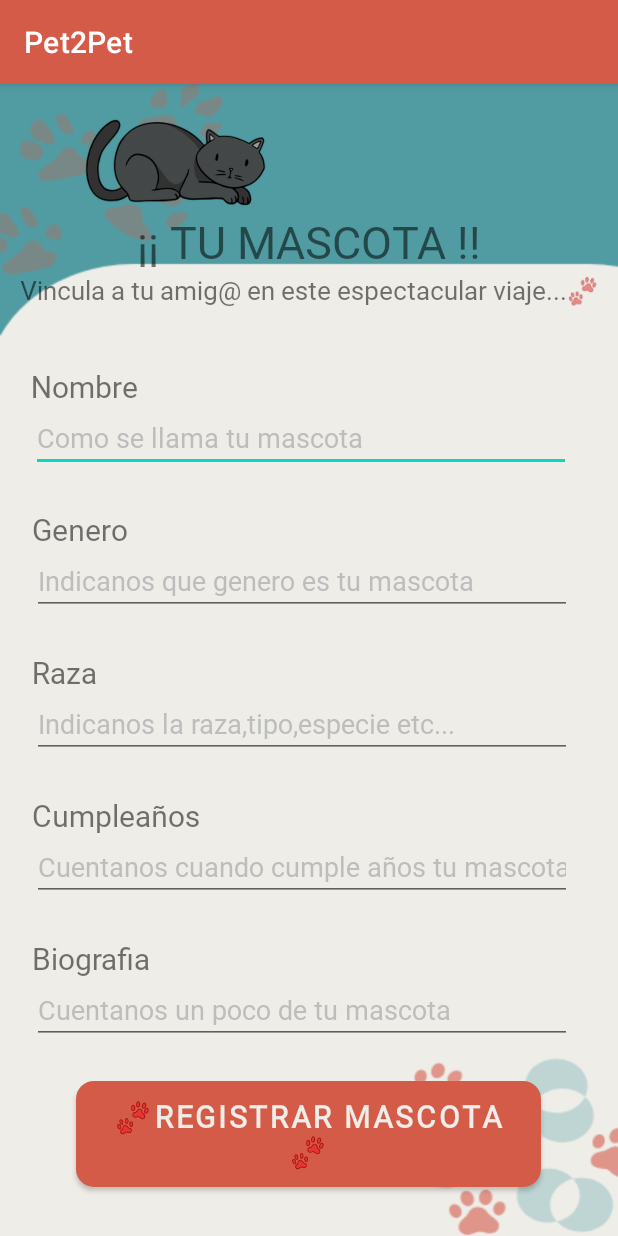
After one commit to ShheNNa01/Pet2PetDevAndroid, an Android app: the fragment RegisterPet shown on its own in the app's theme, on a phone screen of 412 x 824 dp. The commit adds this screen. Run offline under Robolectric (Android 15) with nearby library versions, the phone set to English and light mode, and no system bars.

Commit message:
Se implementa apartado, para la creacion de mascotas Fullstack

```diff
--- /dev/null
+++ b/Pet2Pet/app/src/main/java/com/example/frontpet2pet/ui/auth/register/RegisterPet.java
@@ -0,0 +1,66 @@
+package com.example.frontpet2pet.ui.auth.register;
+
+import android.os.Bundle;
+
+import androidx.fragment.app.Fragment;
+
+import android.view.LayoutInflater;
+import android.view.View;
+import android.view.ViewGroup;
+
+import com.example.frontpet2pet.R;
+
+/**
+ * A simple {@link Fragment} subclass.
+ * Use the {@link RegisterPet#newInstance} factory method to
+ * create an instance of this fragment.
+ */
+public class RegisterPet extends Fragment {
+
+    // TODO: Rename parameter arguments, choose names that match
+    // the fragment initialization parameters, e.g. ARG_ITEM_NUMBER
+    private static final String ARG_PARAM1 = "param1";
+    private static final String ARG_PARAM2 = "param2";
+
+    // TODO: Rename and change types of parameters
+    private String mParam1;
+    private String mParam2;
+
+    public RegisterPet() {
+        // Required empty public constructor
+    }
+
+    /**
+     * Use this factory method to create a new instance of
+     * this fragment using the provided parameters.
+     *
+     * @param param1 Parameter 1.
+     * @param param2 Parameter 2.
+     * @return A new instance of fragment RegisterPet.
+     */
+    // TODO: Rename and change types and number of parameters
+    public static RegisterPet newInstance(String param1, String param2) {
+        RegisterPet fragment = new RegisterPet();
+        Bundle args = new Bundle();
+        args.putString(ARG_PARAM1, param1);
+        args.putString(ARG_PARAM2, param2);
+        fragment.setArguments(args);
+        return fragment;
+    }
+
+    @Override
+    public void onCreate(Bundle savedInstanceState) {
+        super.onCreate(savedInstanceState);
+        if (getArguments() != null) {
+            mParam1 = getArguments().getString(ARG_PARAM1);
+            mParam2 = getArguments().getString(ARG_PARAM2);
+        }
+    }
+
+    @Override
+    public View onCreateView(LayoutInflater inflater, ViewGroup container,
+                             Bundle savedInstanceState) {
+        // Inflate the layout for this fragment
+        return inflater.inflate(R.layout.fragment_register_pet, container, false);
+    }
+}
--- /dev/null
+++ b/Pet2Pet/app/src/main/res/layout/fragment_register_pet.xml
@@ -0,0 +1,247 @@
+<?xml version="1.0" encoding="utf-8"?>
+<androidx.constraintlayout.widget.ConstraintLayout xmlns:android="http://schemas.android.com/apk/res/android"
+    xmlns:app="http://schemas.android.com/apk/res-auto"
+    xmlns:tools="http://schemas.android.com/tools"
+    android:id="@+id/main"
+    android:layout_width="match_parent"
+    android:layout_height="match_parent"
+    tools:context=".ui.auth.register.RegisterActivity"
+    android:background="@drawable/zpback"
+    >
+
+
+    <LinearLayout
+        android:id="@+id/linearLayout7"
+        android:layout_width="409dp"
+        android:layout_height="75dp"
+        android:layout_marginStart="1dp"
+        android:layout_marginTop="61dp"
+        android:layout_marginEnd="1dp"
+        android:layout_marginBottom="595dp"
+        android:gravity="center"
+        android:orientation="vertical"
+        app:layout_constraintBottom_toBottomOf="parent"
+        app:layout_constraintEnd_toEndOf="parent"
+        app:layout_constraintStart_toStartOf="parent"
+        app:layout_constraintTop_toTopOf="parent"
+        android:foregroundGravity="center">
+
+        <TextView
+            android:id="@+id/tvtitle"
+            android:layout_width="match_parent"
+            android:layout_height="wrap_content"
+            android:fontFamily="@font/baloo_tamma_regular"
+            android:text="¡¡ TU MASCOTA !!"
+            android:textAlignment="center"
+            android:textSize="30dp" />
+
+        <TextView
+            android:id="@+id/tvdescrip"
+            android:layout_width="match_parent"
+            android:layout_height="wrap_content"
+            android:fontFamily="@font/baloo_tamma_regular"
+            android:text="Vincula a tu amig@ en este espectacular viaje...🐾"
+            android:textAlignment="center"
+            android:textSize="17dp" />
+    </LinearLayout>
+
+
+    <ImageView
+        android:id="@+id/imgcat"
+        android:layout_width="234dp"
+        android:layout_height="130dp"
+        android:src="@drawable/cat"
+        app:layout_constraintBottom_toTopOf="@+id/linearLayout7"
+        app:layout_constraintTop_toTopOf="parent"
+        app:layout_constraintVertical_bias="0.275"
+        tools:ignore="MissingConstraints"
+        tools:layout_editor_absoluteX="161dp" />
+
+    <LinearLayout
+        android:id="@+id/lyname"
+        android:layout_width="409dp"
+        android:layout_height="75dp"
+        android:layout_marginTop="36dp"
+        android:layout_marginEnd="2dp"
+        android:layout_marginBottom="20dp"
+        android:orientation="vertical"
+        app:layout_constraintBottom_toTopOf="@+id/lyPass"
+        app:layout_constraintEnd_toEndOf="parent"
+        app:layout_constraintStart_toStartOf="parent"
+        app:layout_constraintTop_toBottomOf="@+id/linearLayout7">
+
+        <TextView
+            android:id="@+id/tvName"
+            android:layout_width="match_parent"
+            android:layout_height="25dp"
+            android:layout_marginLeft="20dp"
+            android:fontFamily="@font/baloo_tamma_regular"
+            android:text="Nombre"
+            android:textSize="20dp" />
+
+        <EditText
+            android:id="@+id/edtName"
+            android:layout_width="360dp"
+            android:layout_height="45dp"
+            android:layout_marginLeft="20dp"
+            android:ems="10"
+            android:fontFamily="@font/baloo_tamma_regular"
+            android:hint="Como se llama tu mascota"
+            android:inputType="text"
+            android:textColor="#757575"
+            android:textColorHint="#BDBDBD" />
+    </LinearLayout>
+
+    <LinearLayout
+        android:id="@+id/lyLastName"
+        android:layout_width="409dp"
+        android:layout_height="75dp"
+        android:layout_marginBottom="20dp"
+        android:orientation="vertical"
+        app:layout_constraintBottom_toTopOf="@+id/lyEmail"
+        app:layout_constraintEnd_toEndOf="parent"
+        app:layout_constraintStart_toStartOf="parent"
+        app:layout_constraintTop_toBottomOf="@+id/lyPass">
+
+        <TextView
+            android:id="@+id/tvBreed"
+            android:layout_width="match_parent"
+            android:layout_height="25dp"
+            android:layout_marginLeft="20dp"
+            android:fontFamily="@font/baloo_tamma_regular"
+            android:text="Raza"
+            android:textSize="20dp" />
+
+        <EditText
+            android:id="@+id/edtBreed"
+            android:layout_width="360dp"
+            android:layout_height="45dp"
+            android:layout_marginLeft="20dp"
+            android:ems="10"
+            android:fontFamily="@font/baloo_tamma_regular"
+            android:hint="Indicanos la raza,tipo,especie etc..."
+            android:inputType="text"
+            android:textColor="#757575"
+            android:textColorHint="#BDBDBD" />
+    </LinearLayout>
+
+    <LinearLayout
+        android:id="@+id/lyEmail"
+        android:layout_width="409dp"
+        android:layout_height="75dp"
+        android:layout_marginBottom="20dp"
+        android:orientation="vertical"
+        app:layout_constraintBottom_toTopOf="@+id/lyConFpass"
+        app:layout_constraintEnd_toEndOf="parent"
+        app:layout_constraintStart_toStartOf="parent"
+        app:layout_constraintTop_toBottomOf="@+id/lyLastName">
+
+        <TextView
+            android:id="@+id/tvBirthDate"
+            android:layout_width="match_parent"
+            android:layout_height="25dp"
+            android:layout_marginLeft="20dp"
+            android:fontFamily="@font/baloo_tamma_regular"
+            android:text="Cumpleaños"
+            android:textSize="20dp" />
+
+        <EditText
+            android:id="@+id/edtBirthDate"
+            android:layout_width="360dp"
+            android:layout_height="wrap_content"
+            android:layout_marginLeft="20dp"
+            android:ems="10"
+            android:fontFamily="@font/baloo_tamma_regular"
+            android:hint="Cuentanos cuando cumple años tu mascota"
+            android:inputType="textEmailAddress"
+            android:textColor="#757575"
+            android:textColorHint="#BDBDBD" />
+    </LinearLayout>
+
+    <LinearLayout
+        android:id="@+id/lyPass"
+        android:layout_width="409dp"
+        android:layout_height="75dp"
+        android:layout_marginBottom="20dp"
+        android:orientation="vertical"
+        app:layout_constraintBottom_toTopOf="@+id/lyLastName"
+        app:layout_constraintEnd_toEndOf="parent"
+        app:layout_constraintStart_toStartOf="parent"
+        app:layout_constraintTop_toBottomOf="@+id/lyname">
+
+        <TextView
+            android:id="@+id/tvGender"
+            android:layout_width="match_parent"
+            android:layout_height="25dp"
+            android:layout_marginLeft="20dp"
+            android:fontFamily="@font/baloo_tamma_regular"
+            android:text="Genero"
+            android:textSize="20dp" />
+
+        <EditText
+            android:id="@+id/edtGender"
+            android:layout_width="360dp"
+            android:layout_height="wrap_content"
+            android:layout_marginLeft="20dp"
+            android:ems="10"
+            android:fontFamily="@font/baloo_tamma_regular"
+            android:hint="Indicanos que genero es tu mascota"
+            android:inputType="textPassword"
+            android:textColor="#757575"
+            android:textColorHint="#BDBDBD" />
+
+    </LinearLayout>
+
+    <LinearLayout
+        android:id="@+id/lyConFpass"
+        android:layout_width="409dp"
+        android:layout_height="75dp"
+        android:layout_marginBottom="20dp"
+        android:orientation="vertical"
+        app:layout_constraintBottom_toTopOf="@+id/buttonCrear"
+        app:layout_constraintEnd_toEndOf="parent"
+        app:layout_constraintStart_toStartOf="parent"
+        app:layout_constraintTop_toBottomOf="@+id/lyEmail">
+
+        <TextView
+            android:id="@+id/tvBiography"
+            android:layout_width="match_parent"
+            android:layout_height="25dp"
+            android:layout_marginLeft="20dp"
+            android:fontFamily="@font/baloo_tamma_regular"
+            android:text="Biografia"
+            android:textSize="20dp" />
+
+        <EditText
+            android:id="@+id/edtpassConfirm"
+            android:layout_width="360dp"
+            android:layout_height="wrap_content"
+            android:layout_marginLeft="20dp"
+            android:ems="10"
+            android:fontFamily="@font/baloo_tamma_regular"
+            android:hint="Cuentanos un poco de tu mascota"
+            android:inputType="textPassword"
+            android:textColor="#757575"
+            android:textColorHint="#BDBDBD" />
+    </LinearLayout>
+
+    <Button
+        android:id="@+id/buttonCrear"
+        android:layout_width="310dp"
+        android:layout_height="wrap_content"
+        android:layout_marginStart="50dp"
+        android:layout_marginEnd="51dp"
+        android:layout_marginBottom="35dp"
+        android:background="@drawable/button_background"
+        android:fontFamily="@font/baloo_tamma_regular"
+        android:text="🐾Registrar Mascota🐾"
+        android:textColor="#eeede8"
+        android:textSize="20dp"
+        android:textStyle="bold"
+        app:layout_constraintBottom_toBottomOf="parent"
+        app:layout_constraintEnd_toEndOf="parent"
+        app:layout_constraintStart_toStartOf="parent"
+        app:layout_constraintTop_toBottomOf="@+id/lyConFpass" />
+
+
+</androidx.constraintlayout.widget.ConstraintLayout>
--- a/Pet2Pet/app/src/main/res/layout/fragment_zonepet.xml
+++ b/Pet2Pet/app/src/main/res/layout/fragment_zonepet.xml
@@ -32,12 +32,16 @@
         app:layout_constraintTop_toBottomOf="@id/profileImage" />
 
     <!-- Pet Grid -->
+
+    <!-- Botón de Cerrar Sesión -->
+
     <androidx.constraintlayout.widget.ConstraintLayout
         android:id="@+id/petGrid"
         android:layout_width="wrap_content"
         android:layout_height="wrap_content"
-        android:layout_marginTop="32dp"
+        android:layout_marginTop="124dp"
         app:layout_constraintEnd_toEndOf="parent"
+        app:layout_constraintHorizontal_bias="0.496"
         app:layout_constraintStart_toStartOf="parent"
         app:layout_constraintTop_toBottomOf="@id/userName">
 
@@ -48,9 +52,9 @@
             android:layout_height="80dp"
             android:layout_margin="8dp"
             android:background="@drawable/circle_border_coral"
+            android:contentDescription="Mascota Aslan"
             android:padding="3dp"
             android:scaleType="centerCrop"
-            android:contentDescription="Mascota Aslan"
             app:layout_constraintStart_toStartOf="parent"
             app:layout_constraintTop_toTopOf="parent" />
 
@@ -60,9 +64,9 @@
             android:layout_height="80dp"
             android:layout_margin="8dp"
             android:background="@drawable/circle_border_blue"
+            android:contentDescription="Mascota Sky"
             android:padding="3dp"
             android:scaleType="centerCrop"
-            android:contentDescription="Mascota Sky"
             app:layout_constraintStart_toEndOf="@id/pet1"
             app:layout_constraintTop_toTopOf="parent" />
 
@@ -72,9 +76,9 @@
             android:layout_height="80dp"
             android:layout_margin="8dp"
             android:background="@drawable/circle_border_coral"
+            android:contentDescription="Mascota Noche"
             android:padding="3dp"
             android:scaleType="centerCrop"
-            android:contentDescription="Mascota Noche"
             app:layout_constraintStart_toEndOf="@id/pet2"
             app:layout_constraintTop_toTopOf="parent" />
 
@@ -85,9 +89,9 @@
             android:layout_height="wrap_content"
             android:text="Aslan"
             android:textSize="14sp"
-            app:layout_constraintTop_toBottomOf="@id/pet1"
+            app:layout_constraintEnd_toEndOf="@id/pet1"
             app:layout_constraintStart_toStartOf="@id/pet1"
-            app:layout_constraintEnd_toEndOf="@id/pet1" />
+            app:layout_constraintTop_toBottomOf="@id/pet1" />
 
         <TextView
             android:id="@+id/Name2"
@@ -95,9 +99,9 @@
             android:layout_height="wrap_content"
             android:text="Sky"
             android:textSize="14sp"
-            app:layout_constraintTop_toBottomOf="@id/pet2"
+            app:layout_constraintEnd_toEndOf="@id/pet2"
             app:layout_constraintStart_toStartOf="@id/pet2"
-            app:layout_constraintEnd_toEndOf="@id/pet2" />
+            app:layout_constraintTop_toBottomOf="@id/pet2" />
 
         <TextView
             android:id="@+id/Name3"
@@ -105,9 +109,9 @@
             android:layout_height="wrap_content"
             android:text="Noche"
             android:textSize="14sp"
-            app:layout_constraintTop_toBottomOf="@id/pet3"
+            app:layout_constraintEnd_toEndOf="@id/pet3"
             app:layout_constraintStart_toStartOf="@id/pet3"
-            app:layout_constraintEnd_toEndOf="@id/pet3" />
+            app:layout_constraintTop_toBottomOf="@id/pet3" />
 
         <!-- Segunda Filas de mascotas creadas :), Se hace mas facil trabajarlo de esta manera pal que sea que se pregunte por que xD -->
         <ImageButton
@@ -117,9 +121,9 @@
             android:layout_margin="8dp"
             android:layout_marginTop="8dp"
             android:background="@drawable/circle_border_black"
+            android:contentDescription="Mascota Avril"
             android:padding="3dp"
             android:scaleType="centerCrop"
-            android:contentDescription="Mascota Avril"
             app:layout_constraintEnd_toEndOf="parent"
             app:layout_constraintHorizontal_bias="0.163"
             app:layout_constraintStart_toStartOf="parent"
@@ -131,9 +135,9 @@
             android:layout_height="wrap_content"
             android:text="Avril"
             android:textSize="14sp"
-            app:layout_constraintTop_toBottomOf="@id/pet4"
+            app:layout_constraintEnd_toEndOf="@id/pet4"
             app:layout_constraintStart_toStartOf="@id/pet4"
-            app:layout_constraintEnd_toEndOf="@id/pet4" />
+            app:layout_constraintTop_toBottomOf="@id/pet4" />
 
         <ImageButton
             android:id="@+id/add"
@@ -141,10 +145,10 @@
             android:layout_height="80dp"
             android:layout_margin="8dp"
             android:background="@drawable/circle_border_blue"
-            android:src="@drawable/ic_add"
+            android:contentDescription="Agregar mascota"
             android:padding="20dp"
             android:scaleType="fitCenter"
-            android:contentDescription="Agregar mascota"
+            android:src="@drawable/ic_add"
             app:layout_constraintEnd_toEndOf="parent"
             app:layout_constraintHorizontal_bias="0.815"
             app:layout_constraintStart_toStartOf="parent"
@@ -162,7 +166,6 @@
 
     </androidx.constraintlayout.widget.ConstraintLayout>
 
-    <!-- Botón de Cerrar Sesión -->
     <Button
         android:id="@+id/btnLogout"
         android:layout_width="wrap_content"
```
Also changed, not shown: Pet2Pet/app/src/main/res/drawable/cat.png (added).
